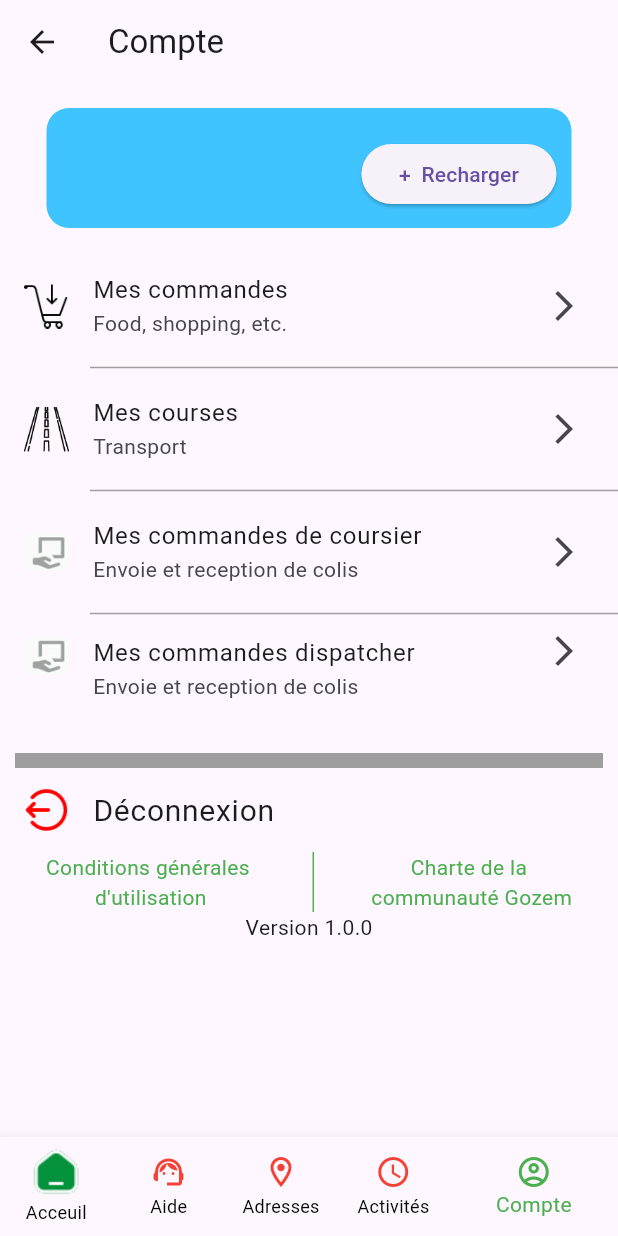
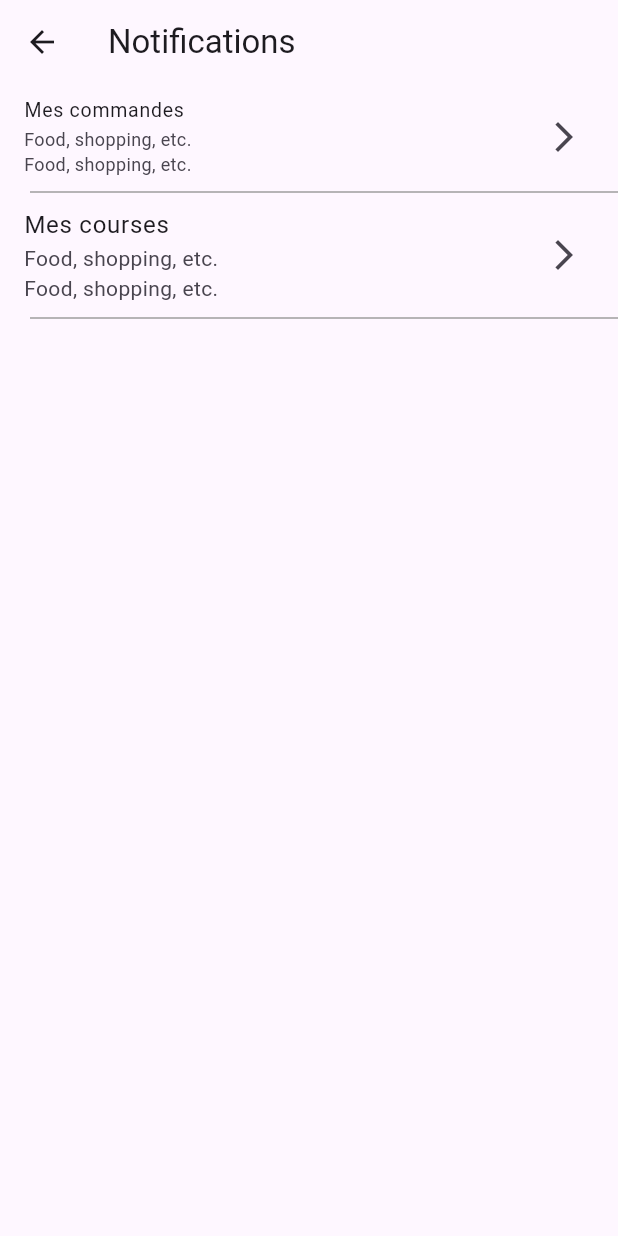
Before and after one commit to orbitb4/GozemClone, a Flutter app: the AccountScreen screen opened by its route, item 5 of the bottom bar chosen, on a phone screen of 412 x 824 dp. Run offline on Flutter 3.47's test engine with Material 3 defaults, Android fonts, the phone set to English and light mode, and no system bars; our stand-ins replace badges, carousel_slider, flutter_image_slideshow; missing offline and left inert: sliver_list_separator.

Commit message:
third commit

```diff
--- a/lib/main.dart
+++ b/lib/main.dart
@@ -5,6 +5,7 @@ import 'package:test1/screens/activity_screen.dart';
 import 'package:test1/screens/adress_screen.dart';
 import 'package:test1/screens/help_screen.dart';
 import 'package:test1/screens/home_screen.dart';
+import 'package:test1/screens/notification_screen.dart';
 
 void main(){
    GozemCloneApp app = GozemCloneApp();
@@ -24,6 +25,8 @@ class GozemCloneApp extends StatelessWidget{
         '/page_adresse': (context) => AdresseScreen(),
         '/page_activite': (context) => ActivityScreen(),
         '/page_compte': (context) => AccountScreen(),
+        '/page_notification': (context) => NotificationScreen(),
+
 
       },
 
--- a/lib/screens/account_screen.dart
+++ b/lib/screens/account_screen.dart
@@ -203,7 +203,7 @@ class AccountScreen extends StatelessWidget {
               Navigator.pushNamed(context, '/page_activite');
               break;
             case 4:
-              Navigator.pushNamed(context, '/page_compte');
+              Navigator.pushNamed(context, '/page_notification');
               break;
           }
         },
--- a/lib/screens/activity_screen.dart
+++ b/lib/screens/activity_screen.dart
@@ -28,7 +28,6 @@ class ActivityScreen extends StatelessWidget {
           ),
           body: TabBarView(
             children: [
-              Image(image: AssetImage("assets/images/home.png")),
               Column(
                 children: [
                   ListTile(
--- /dev/null
+++ b/lib/screens/notification_screen.dart
@@ -0,0 +1,121 @@
+import 'package:flutter/material.dart';
+import 'package:carousel_slider/carousel_slider.dart'; // Import du package carousel_slider
+
+class NotificationScreen extends StatelessWidget {
+  @override
+  Widget build(BuildContext context) {
+    return Scaffold(
+      appBar: AppBar(
+        title: Text('Notifications'),
+      ),
+      body: SingleChildScrollView(
+        child: Column(
+          children: [
+            ListTile(
+              // leading: Image.asset(
+              //   "assets/images/shop.png",
+              //   width: 30,
+              //   height: 30,
+              // ),
+              title: Text("Mes commandes"),
+              subtitle: Column(
+                crossAxisAlignment: CrossAxisAlignment.start,
+                children: [
+                  Text("Food, shopping, etc."),
+                  Text("Food, shopping, etc."),
+                ],
+              ),
+              dense: true,
+              trailing: Icon(Icons.arrow_forward_ios_outlined),
+            ),
+            Divider(
+              height: 4,
+              thickness: 1,
+              color: Colors.grey,
+              indent: 20,
+            ),
+            ListTile(
+              // leading: Image.asset(
+              //   "assets/images/road3.png",
+              //   width: 30,
+              //   height: 30,
+              // ),
+              title: Text("Mes courses"),
+              subtitle: Column(
+                crossAxisAlignment: CrossAxisAlignment.start,
+                children: [
+                  Text("Food, shopping, etc."),
+                  Text("Food, shopping, etc."),
+                ],
+              ),
+              trailing: Icon(Icons.arrow_forward_ios_outlined),
+            ),
+            Divider(
+              height: 4,
+              thickness: 1,
+              color: Colors.grey,
+              indent: 20,
+            ),
+
+
+          ],
+        ),
+      ),
+      // bottomNavigationBar: BottomNavigationBar(
+      //   items: [
+      //     BottomNavigationBarItem(
+      //       icon: Image.asset("assets/images/home.png"),
+      //       label: "Acceuil",
+      //     ),
+      //     BottomNavigationBarItem(
+      //       icon: Icon(Icons.support_agent_outlined),
+      //       label: "Aide",
+      //     ),
+      //     BottomNavigationBarItem(
+      //       icon: Icon(Icons.location_on_outlined),
+      //       label: "Adresses",
+      //     ),
+      //     BottomNavigationBarItem(
+      //       icon: Icon(Icons.access_time_outlined),
+      //       label: "Activités",
+      //     ),
+      //     BottomNavigationBarItem(
+      //       icon: Icon(Icons.account_circle_outlined),
+      //       label: "Compte",
+      //     ),
+      //   ],
+      //   backgroundColor: Colors.white,
+      //   elevation: 10.5,
+      //   selectedItemColor: Colors.green,
+      //   unselectedItemColor: Colors.black,
+      //   selectedIconTheme: IconThemeData(color: Colors.green),
+      //   unselectedIconTheme: IconThemeData(color: Colors.red),
+      //   selectedLabelStyle: TextStyle(color: Colors.green),
+      //   // Set label color when selected
+      //   unselectedLabelStyle: TextStyle(color: Colors.black),
+      //   // Set label color when unselected
+      //   showSelectedLabels: true,
+      //   showUnselectedLabels: true,
+      //   onTap: (int i){
+      //     switch (i) {
+      //       case 0:
+      //         Navigator.pushNamed(context, '/page_acceuil');
+      //         break;
+      //       case 1:
+      //         Navigator.pushNamed(context, '/page_aide');
+      //         break;
+      //       case 2:
+      //         Navigator.pushNamed(context, '/page_adresse');
+      //         break;
+      //       case 3:
+      //         Navigator.pushNamed(context, '/page_activite');
+      //         break;
+      //       case 4:
+      //         Navigator.pushNamed(context, '/page_compte');
+      //         break;
+      //     }
+      //   },
+      // ),
+    );
+  }
+}
```
Also changed, not shown: lib/screens/home_screen.dart (+18 -16 lines).
